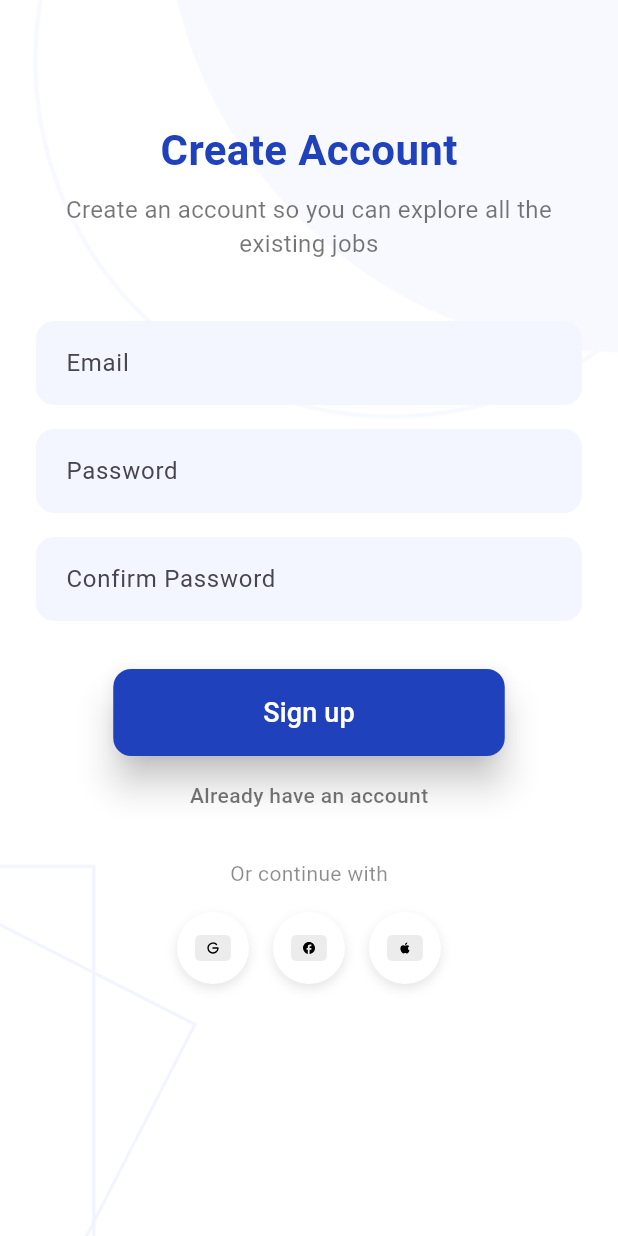
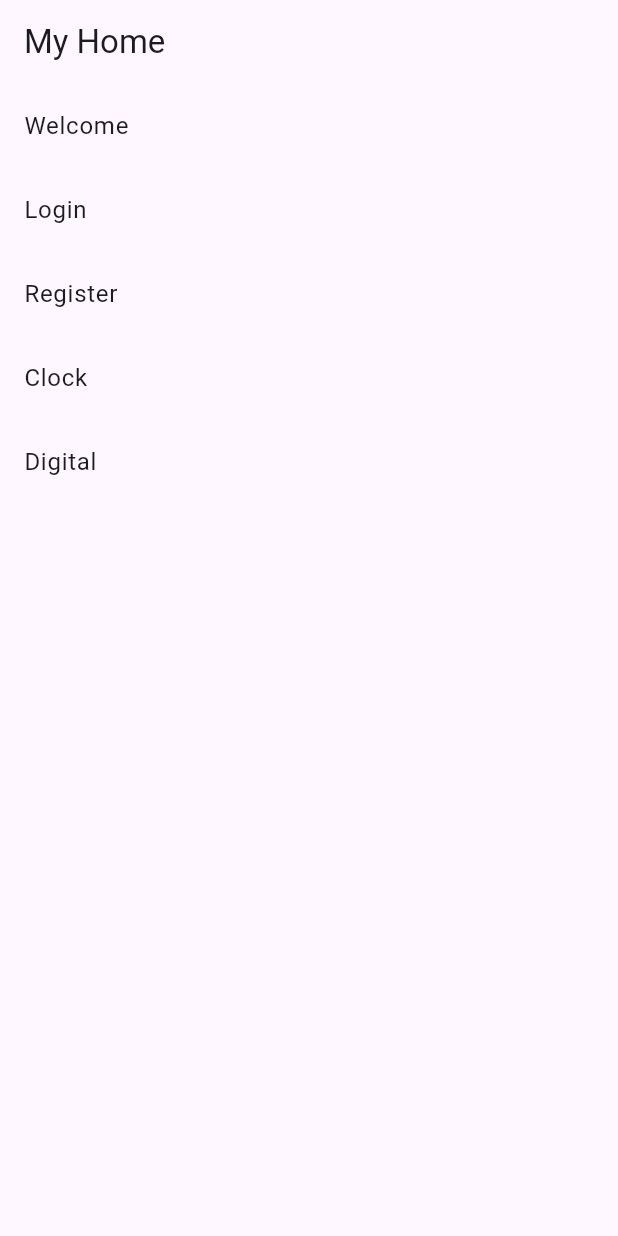
Before and after one commit to quynhtao/flutter_first_app, a Flutter app: the screen it shows after launch, on a phone screen of 412 x 824 dp. Run offline on Flutter 3.47's test engine with Material 3 defaults, Android fonts, the phone set to English and light mode, and no system bars; our stand-ins replace flutter_svg.

Commit message:
clock ui

```diff
--- a/lib/main.dart
+++ b/lib/main.dart
@@ -1,6 +1,4 @@
-import 'package:first_app/pages/first_page.dart';
-import 'package:first_app/pages/login_page.dart';
-import 'package:first_app/pages/register_page.dart';
+import 'package:first_app/pages/home_page.dart';
 import 'package:flutter/material.dart';
 
 void main() {
@@ -34,7 +32,7 @@ class MyApp extends StatelessWidget {
         colorScheme: ColorScheme.fromSeed(seedColor: Colors.deepPurple),
         useMaterial3: true,
       ),
-      home: const RegisterPage(),
+      home: HomePage(),
     );
   }
 }
--- /dev/null
+++ b/lib/pages/home_page.dart
@@ -0,0 +1,42 @@
+import 'package:first_app/pages/clock_page_with_canvas.dart';
+import 'package:first_app/pages/clock_page_with_font.dart';
+import 'package:first_app/pages/login_page.dart';
+import 'package:first_app/pages/register_page.dart';
+import 'package:first_app/pages/welcome_page.dart';
+import 'package:flutter/material.dart';
+
+class HomePage extends StatelessWidget {
+  final List<Map<String, dynamic>> items = [
+    {"title": "Welcome", "page": const WelcomePage()},
+    {"title": "Login", "page": const LoginPage()},
+    {"title": "Register", "page": const RegisterPage()},
+    {"title": "Clock", "page": const ClockPage()},
+    {"title": "Digital", "page": const ClockPageDigital()},
+  ];
+
+  HomePage({super.key});
+
+  @override
+  Widget build(BuildContext context) {
+    return Scaffold(
+      appBar: AppBar(
+        title: const Text("My Home"),
+      ),
+      body: ListView.builder(
+        itemCount: items.length,
+        itemBuilder: (context, index) {
+          final item = items[index];
+          return ListTile(
+            title: Text(item["title"]),
+            onTap: () {
+              Navigator.push(
+                context,
+                MaterialPageRoute(builder: (context) => item["page"]),
+              );
+            },
+          );
+        },
+      ),
+    );
+  }
+}
--- a/lib/pages/first_page.dart
+++ b/lib/pages/welcome_page.dart
@@ -4,8 +4,8 @@ import 'package:flutter/cupertino.dart';
 import 'package:flutter/material.dart';
 import 'package:flutter_svg/flutter_svg.dart';
 
-class DiscoveryPage extends StatelessWidget {
-  const DiscoveryPage({super.key});
+class WelcomePage extends StatelessWidget {
+  const WelcomePage({super.key});
 
   @override
   Widget build(BuildContext context) {
--- a/pubspec.yaml
+++ b/pubspec.yaml
@@ -68,6 +68,10 @@ flutter:
     - assets/svgs/
     - assets/images/
 
+  fonts:
+    - family: DSEG7Classic
+      fonts:
+        - asset: assets/fonts/DSEG7Classic-Regular.ttf
   # An image asset can refer to one or more resolution-specific "variants", see
   # https://flutter.dev/assets-and-images/#resolution-aware
 
```
Also changed, not shown: lib/pages/clock_page_with_canvas.dart (added, +37 -0 lines), lib/pages/clock_page_with_font.dart (added, +52 -0 lines), assets/fonts/DSEG7Classic-Regular.ttf (added).
